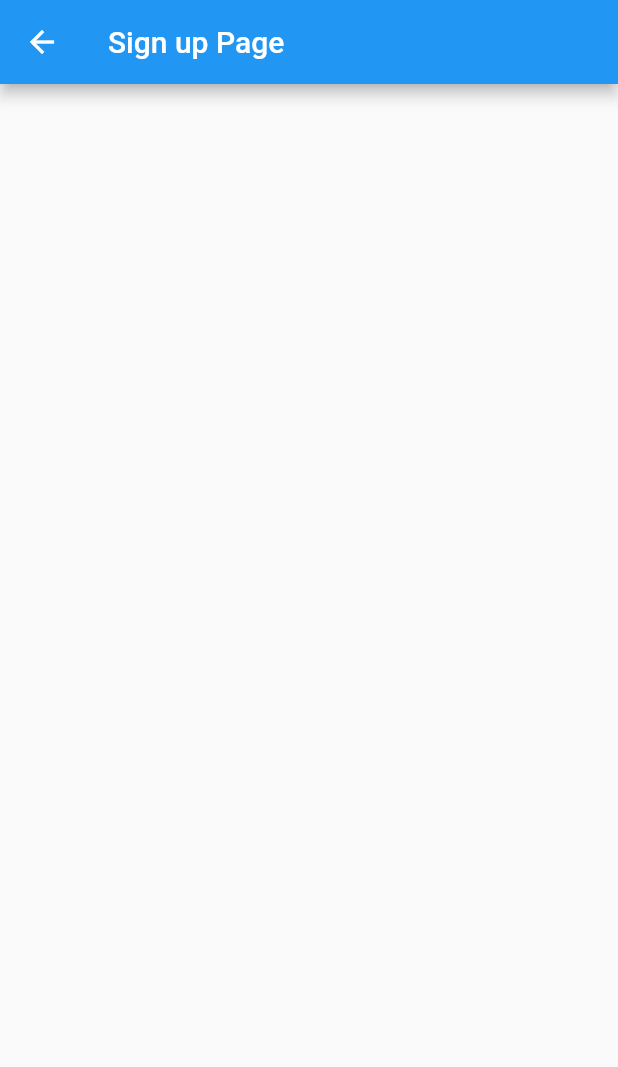
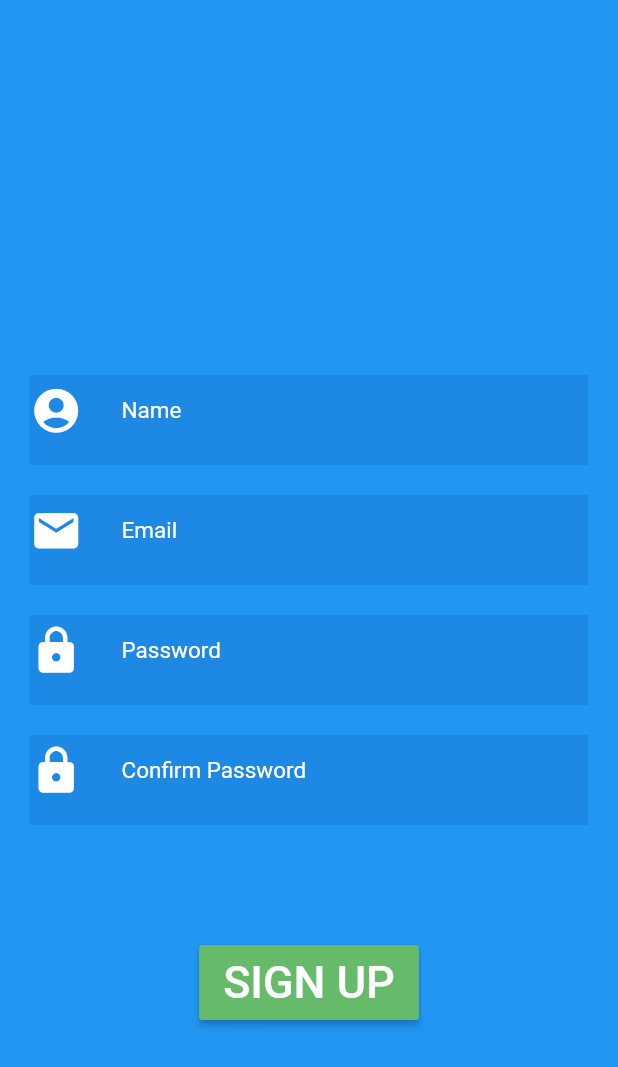
Before and after one commit to sherautcarsh/Recordatorio, a Flutter app: the screen it shows after launch, after a tap on "SIGNUP", on a phone screen of 412 x 824 dp. Shown: the top 1067 px of the screen. Run offline on Flutter 3.47's test engine with Material 2 defaults, Android fonts, the phone set to English and light mode, and no system bars; our stand-ins replace animated_text_kit, firebase_auth; accounts and stored records are empty.

Commit message:
signup page completed

```diff
--- a/lib/Signup_page.dart
+++ b/lib/Signup_page.dart
@@ -1,4 +1,5 @@
 import 'package:flutter/material.dart';
+import 'package:recordatorio/welcome_page.dart';
 
 class Signup extends StatefulWidget {
   @override
@@ -9,11 +10,63 @@ class _SignupState extends State<Signup> {
   @override
   Widget build(BuildContext context) {
     return Scaffold(
-      appBar: AppBar(
-        title: Text(
-          "Sign up Page",
+      backgroundColor: Colors.blue,
+      body: SingleChildScrollView(
+        child: Column(
+          children: [
+            SizedBox(height: 250.0),
+            buildTextField('Name',Icons.account_circle),
+            SizedBox(height : 20.0),
+            buildTextField('Email',Icons.email),
+            SizedBox(height : 20.0),
+            buildTextField('Password',Icons.lock),
+            SizedBox(height : 20.0),
+            buildTextField('Confirm Password',Icons.lock),
+            SizedBox(height : 20.0),
+            SizedBox(height: 60),
+            MaterialButton(
+              minWidth: double.minPositive,
+              height: 50,
+              onPressed: () {
+                Navigator.push(context, MaterialPageRoute(
+                    builder: (context)=>WelcomeLogin()
+                ));
+              },
+              color: Colors.green[400],
+              child: Text("SIGN UP",
+                  style: TextStyle(color: Colors.white, fontSize: 30)),
+              textColor: Colors.white,
+            ),
+            SizedBox(height: 80.0,),
+          ],
         ),
       ),
     );
   }
+  buildTextField(String labelText,IconData icon){
+    return Container(
+      margin: EdgeInsets.symmetric(horizontal: 20.0),
+      height: 60.0,
+      decoration: BoxDecoration(
+
+        color: Colors.blue[600],
+      ),
+      child: TextField(
+        decoration: InputDecoration(
+            contentPadding: EdgeInsets.symmetric(horizontal: 10),
+            labelText: labelText,
+            labelStyle: TextStyle(
+              fontSize: 15.0,
+              color: Colors.white,
+            ),
+            icon: Icon(
+              icon,
+              size: 35.0,
+              color: Colors.white,
+            ),
+            // prefix: Icon(icon),
+            border: InputBorder.none),
+      ),
+    );
+  }
 }
--- a/lib/welcome_page.dart
+++ b/lib/welcome_page.dart
@@ -46,7 +46,7 @@ class _WelcomeLoginState extends State<WelcomeLogin> {
                 color: Colors.green[400],
                 child: Text("LOGIN",
                     style: TextStyle(color: Colors.white, fontSize: 30)),
-                textColor: Colors.white,
+                //textColor: Colors.white,
               ),
               SizedBox(height: 80.0,),
               Row(
@@ -55,6 +55,7 @@ class _WelcomeLoginState extends State<WelcomeLogin> {
                   Text(
                     "Do not have an account?",
                     style: TextStyle(
+                      color: Colors.blue[800],
                       fontSize: 20.0,
                       fontWeight: FontWeight.bold,
                     ),
```
